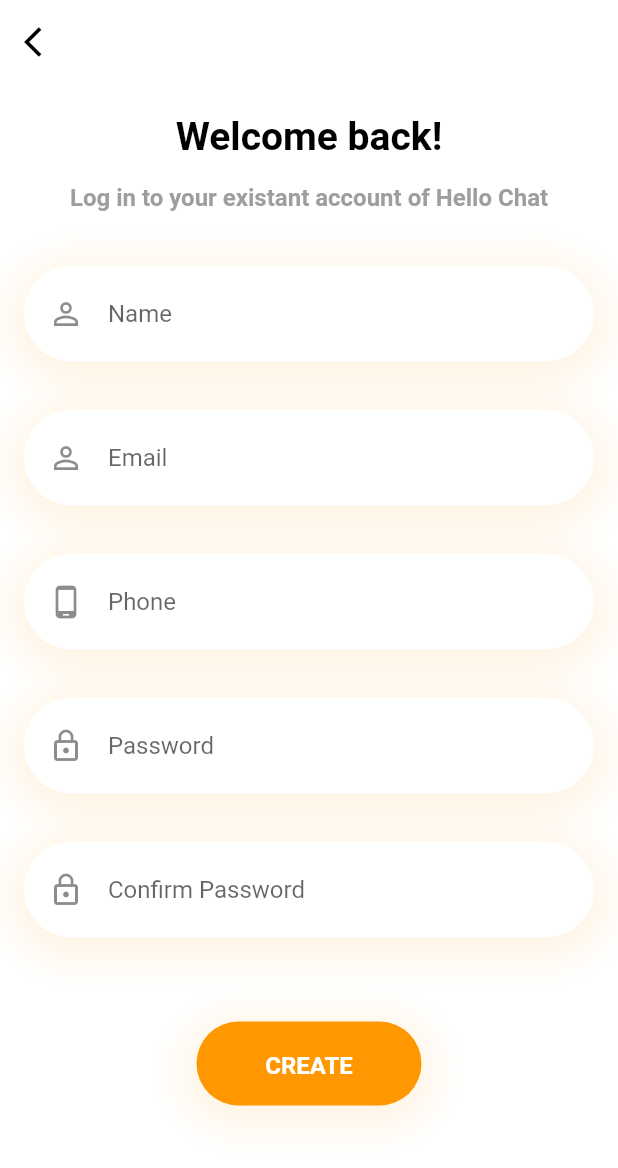
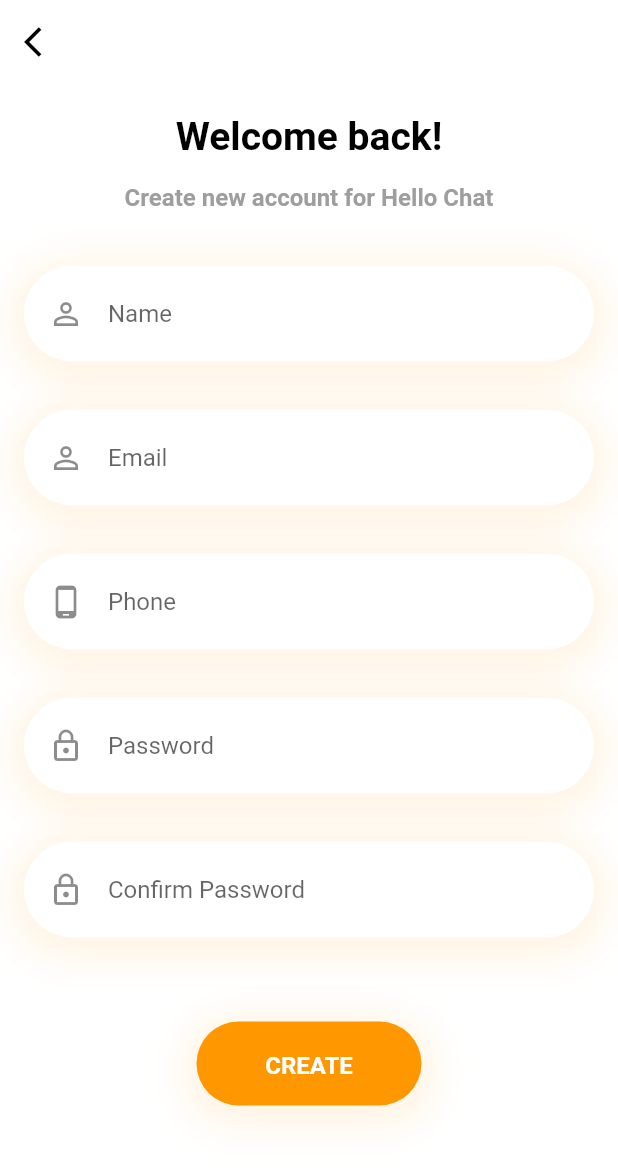
Before and after one commit to Chansy1999/Login-UI, a Flutter app: the SignUp screen opened directly, on a phone screen of 412 x 824 dp. Shown: the top 1168 px of the screen. Run offline on Flutter 3.47's test engine with Material 2 defaults, Android fonts, the phone set to English and light mode, and no system bars.

Commit message:
Edite sign up description

```diff
--- a/lib/screens/sign_up/sing_up.dart
+++ b/lib/screens/sign_up/sing_up.dart
@@ -32,7 +32,7 @@ class SignUp extends StatelessWidget {
             ),
             SizedBox(height: 16),
             Text(
-              "Log in to your existant account of Hello Chat",
+              "Create new account for Hello Chat",
               style: TextStyle(
                 fontSize: 16,
                 fontWeight: FontWeight.bold,
```
